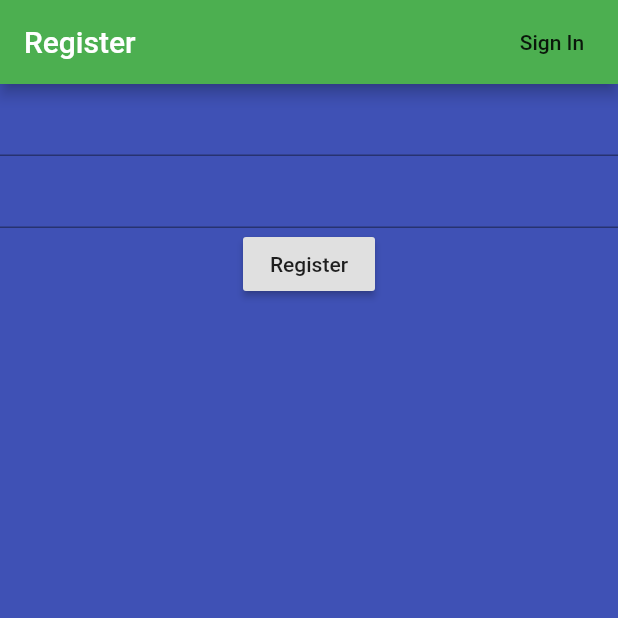
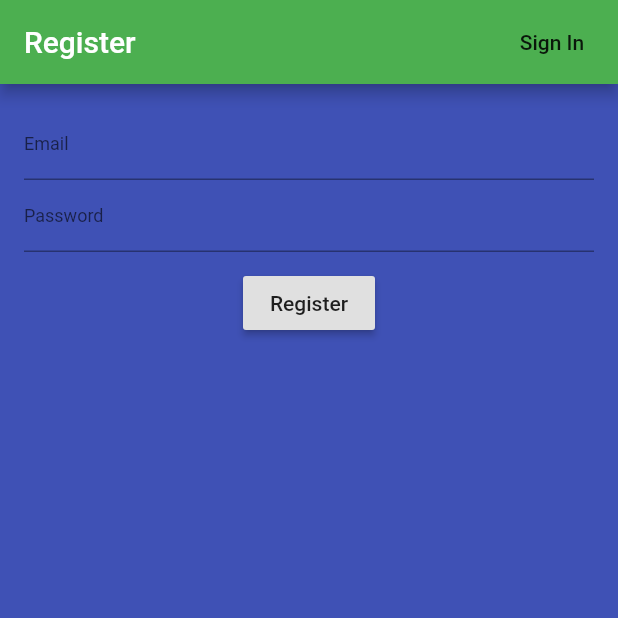
Before and after one commit to ammushajan3/globe_app, a Flutter app: the screen it shows after launch, after a tap on "Register", on a phone screen of 412 x 824 dp, the top half of it. Run offline on Flutter 3.47's test engine with Material 2 defaults, Android fonts, the phone set to English and light mode, and no system bars; our stand-ins replace firebase_auth; accounts and stored records are empty; network calls fail.

Commit message:
log in page design added

```diff
--- a/lib/resources/images.dart
+++ b/lib/resources/images.dart
@@ -21,4 +21,5 @@ class Images {
   static const THIRTEEN_REASONS_WHY = 'assets/images/13-reasons_why.png';
   static const DARK_HILL = 'assets/images/dark_hill.png';
   static const TERMINATOR = 'assets/images/terminator.png';
+  static const GLOBE_LOGO = 'assets/images/globe_logo.png';
 }
--- a/lib/screens/authenticate/register.dart
+++ b/lib/screens/authenticate/register.dart
@@ -25,10 +25,15 @@ class _RegisterState extends State<Register> {
           FlatButton(onPressed: (){ widget.toggleScreen();}, child: Text('Sign In'))
         ],
       ),
-      body: Center(
+      body: Container(
+        padding: EdgeInsets.all(16),
         child: Form(child: Column(
           children: [
             TextFormField(
+              style: TextStyle(color: Colors.white),
+              decoration: InputDecoration(
+                  hintText: 'Email'
+              ),
               onChanged: (val)
               {
                 setState(() {
@@ -37,6 +42,10 @@ class _RegisterState extends State<Register> {
               },
             ),
             TextFormField(
+              style: TextStyle(color: Colors.white),
+              decoration: InputDecoration(
+                  hintText: 'Password'
+              ),
               obscureText: true,
               onChanged: (val)
               {
@@ -45,6 +54,7 @@ class _RegisterState extends State<Register> {
                 },);
               },
             ),
+            SizedBox(height: 10),
             RaisedButton(onPressed: () async {
                  dynamic result = await _auth.registerEmailPassword(email, password);
                  if(result == null)
--- a/lib/screens/authenticate/sign_in.dart
+++ b/lib/screens/authenticate/sign_in.dart
@@ -1,5 +1,7 @@
 import 'package:flutter/material.dart';
 import 'package:task_app/core/services/auth.dart';
+import 'package:task_app/resources/images.dart';
+import 'package:task_app/themes/color.dart';
 
 class SignIn extends StatefulWidget {
   final Function toggleScreen;
@@ -18,7 +20,7 @@ class _SignInState extends State<SignIn> {
   @override
   Widget build(BuildContext context) {
     return Scaffold(
-      backgroundColor: Colors.indigo,
+      backgroundColor: AppColors.COLOR_WARM_BLUE,
       appBar: AppBar(
         backgroundColor: Colors.green,
         title: Text('Sign In'),
@@ -31,11 +33,17 @@ class _SignInState extends State<SignIn> {
         ],
       ),
       body: SingleChildScrollView(
-        child: Center(
+        child: Container(
+          padding: EdgeInsets.all(16),
           child: Form(
             child: Column(
               children: [
+                Image(image: AssetImage(Images.GLOBE_LOGO)),
                 TextFormField(
+                  style: TextStyle(color: Colors.white),
+                  decoration: InputDecoration(
+                    hintText: 'Email'
+                  ),
                   onChanged: (val) {
                     setState(
                       () {
@@ -45,6 +53,10 @@ class _SignInState extends State<SignIn> {
                   },
                 ),
                 TextFormField(
+                  style: TextStyle(color: Colors.white),
+                  decoration: InputDecoration(
+                      hintText: 'Password'
+                  ),
                   obscureText: true,
                   onChanged: (val) {
                     setState(
@@ -54,6 +66,7 @@ class _SignInState extends State<SignIn> {
                     );
                   },
                 ),
+                SizedBox(height: 10),
                 RaisedButton(
                   onPressed: () async {
                     dynamic result = _auth.signInEmailPassword(email, password);
```
Also changed, not shown: lib/widgets/find_out_more.dart (+8 -1 lines), lib/widgets/globe_rewards_section.dart (+15 -10 lines), assets/images/globe_logo.png (added).
